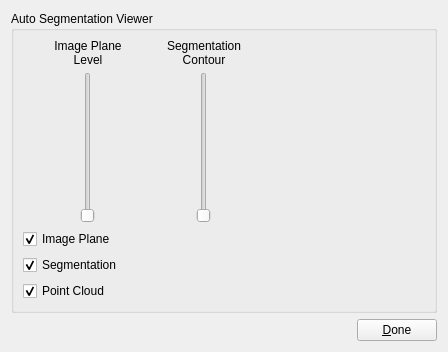
Old version of the form mapclientplugins/autosegmentationstep/widgets/qt/autosegmentationwidget.ui in the repository tsalemink/autosegmentationstep.
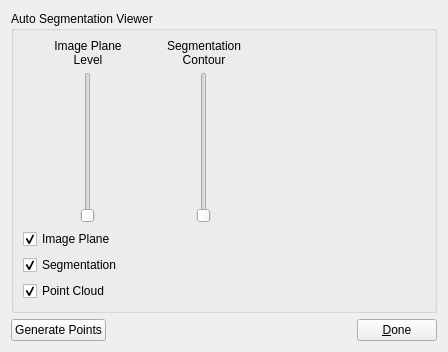
New version of the form. Custom widgets are drawn as their Qt base class.

Commit message:
Add "Generate Points" button
Generate points on button pressed rather than automatically. This gives the user the ability to experiment with the segmentation before creating the point cloud output.

What changed in the file:
```diff
--- a/mapclientplugins/autosegmentationstep/widgets/qt/autosegmentationwidget.ui
+++ b/mapclientplugins/autosegmentationstep/widgets/qt/autosegmentationwidget.ui
@@ -224,6 +224,13 @@
    </item>
    <item>
     <layout class="QHBoxLayout" name="horizontalLayout">
+     <item>
+      <widget class="QPushButton" name="generatePointsButton">
+       <property name="text">
+        <string>Generate Points</string>
+       </property>
+      </widget>
+     </item>
      <item>
       <spacer name="horizontalSpacer">
        <property name="orientation">
```
The commit also changes 3 other files.
